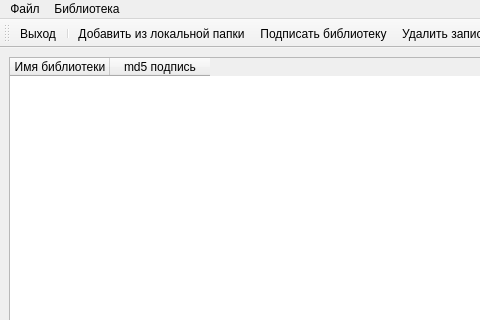
Before: the Qt Designer form EidosStudio/dll_handler.ui in VladisGol/platon-accs, drawn with Qt 5; both pictures show x 0 to 480 and y 0 to 320 of the 800 by 600 pixel window.
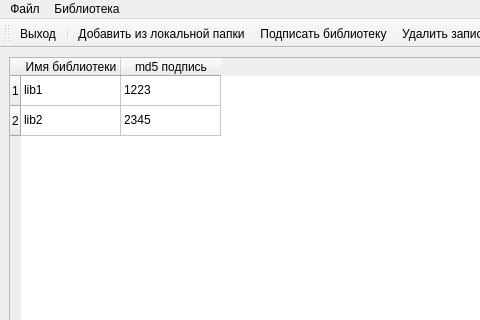
After: the same form once the commit is applied. Icons and pictures are not drawn.

Commit message: Продолжены работы по форме работы с библиотеками

Patch:
```diff
--- a/EidosStudio/dll_handler.ui
+++ b/EidosStudio/dll_handler.ui
@@ -17,6 +17,16 @@
    <layout class="QGridLayout" name="gridLayout">
     <item row="0" column="0">
      <widget class="QTableWidget" name="tableWidget_reged_dll">
+      <row>
+       <property name="text">
+        <string>1</string>
+       </property>
+      </row>
+      <row>
+       <property name="text">
+        <string>2</string>
+       </property>
+      </row>
       <column>
        <property name="text">
         <string>Имя библиотеки</string>
@@ -27,6 +37,26 @@
         <string>md5 подпись</string>
        </property>
       </column>
+      <item row="0" column="0">
+       <property name="text">
+        <string>lib1</string>
+       </property>
+      </item>
+      <item row="0" column="1">
+       <property name="text">
+        <string>1223</string>
+       </property>
+      </item>
+      <item row="1" column="0">
+       <property name="text">
+        <string>lib2</string>
+       </property>
+      </item>
+      <item row="1" column="1">
+       <property name="text">
+        <string>2345</string>
+       </property>
+      </item>
      </widget>
     </item>
    </layout>
```
The commit also changes 2 other files.
